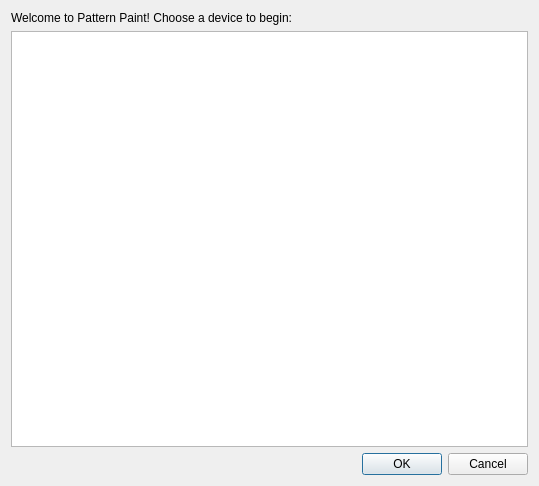
The window that PatternPaint/welcomescreen.ui (Blinkinlabs/PatternPaint) describes before a commit, drawn with Qt 5.
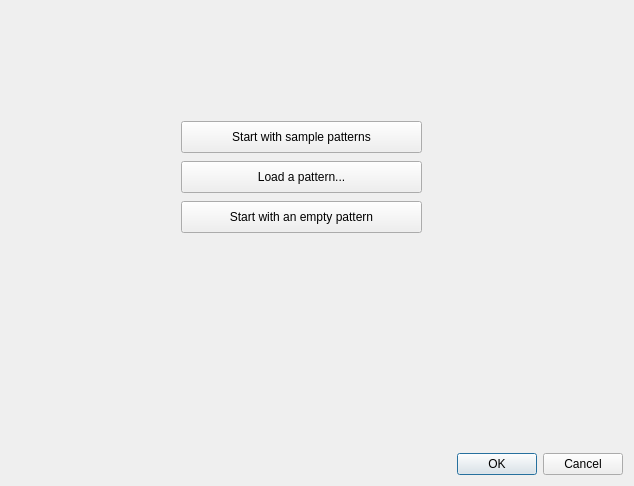
The same window after the commit. The open tabs and pages were chosen to show the change.

Commit message: In welcome screen, allow double-click to substitute for 'ok'

Patch:
```diff
--- a/PatternPaint/welcomescreen.ui
+++ b/PatternPaint/welcomescreen.ui
@@ -9,7 +9,7 @@
    <rect>
     <x>0</x>
     <y>0</y>
-    <width>539</width>
+    <width>634</width>
     <height>486</height>
    </rect>
   </property>
@@ -18,6 +18,13 @@
   </property>
   <layout class="QVBoxLayout" name="verticalLayout">
    <item>
+    <widget class="QStackedWidget" name="stackedWidget">
+     <property name="currentIndex">
+      <number>0</number>
+     </property>
+     <widget class="QWidget" name="page">
+      <layout class="QVBoxLayout" name="verticalLayout_2">
+       <item>
     <widget class="QLabel" name="label">
      <property name="text">
       <string>Welcome to Pattern Paint! Choose a device to begin:</string>
@@ -35,6 +42,54 @@
      <property name="viewMode">
       <enum>QListView::IconMode</enum>
      </property>
+         <property name="selectionRectVisible">
+          <bool>true</bool>
+         </property>
+        </widget>
+       </item>
+      </layout>
+     </widget>
+     <widget class="QWidget" name="page_2">
+      <widget class="QPushButton" name="pushButton">
+       <property name="geometry">
+        <rect>
+         <x>170</x>
+         <y>110</y>
+         <width>241</width>
+         <height>32</height>
+        </rect>
+       </property>
+       <property name="text">
+        <string>Start with sample patterns</string>
+       </property>
+      </widget>
+      <widget class="QPushButton" name="pushButton_2">
+       <property name="geometry">
+        <rect>
+         <x>170</x>
+         <y>150</y>
+         <width>241</width>
+         <height>32</height>
+        </rect>
+       </property>
+       <property name="text">
+        <string>Load a pattern...</string>
+       </property>
+      </widget>
+      <widget class="QPushButton" name="pushButton_3">
+       <property name="geometry">
+        <rect>
+         <x>170</x>
+         <y>190</y>
+         <width>241</width>
+         <height>32</height>
+        </rect>
+       </property>
+       <property name="text">
+        <string>Start with an empty pattern</string>
+       </property>
+      </widget>
+     </widget>
     </widget>
    </item>
    <item>
```
Lines whose indentation alone changed are shown as unchanged. The commit also changes 2 other files.
